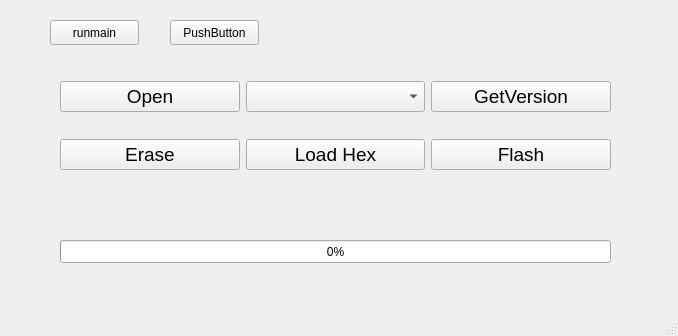
Before: the Qt Designer form mainwindow.ui in amin-amani/PICBootloader, drawn with Qt 5.
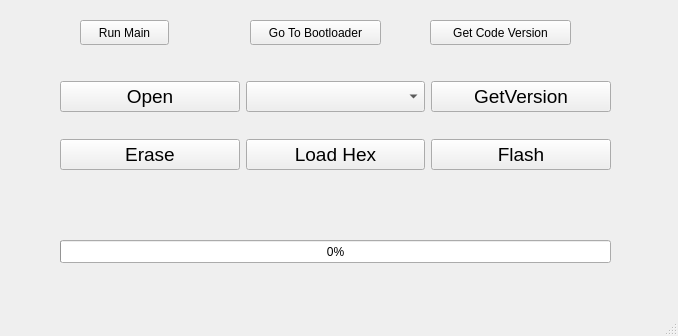
After: the same form once the commit is applied.

Commit message: feat: add get code version command to board

```diff
--- a/mainwindow.ui
+++ b/mainwindow.ui
@@ -111,27 +111,40 @@
    <widget class="QPushButton" name="BtnGotoBoot">
     <property name="geometry">
      <rect>
-      <x>50</x>
+      <x>80</x>
       <y>20</y>
       <width>89</width>
       <height>25</height>
      </rect>
     </property>
     <property name="text">
-     <string>runmain</string>
+     <string>Run Main</string>
     </property>
    </widget>
    <widget class="QPushButton" name="BootGoToBootFromFlash">
     <property name="geometry">
      <rect>
-      <x>170</x>
+      <x>250</x>
       <y>20</y>
-      <width>89</width>
+      <width>131</width>
       <height>25</height>
      </rect>
     </property>
     <property name="text">
-     <string>PushButton</string>
+     <string>Go To Bootloader</string>
+    </property>
+   </widget>
+   <widget class="QPushButton" name="BtnGetCodeVersion">
+    <property name="geometry">
+     <rect>
+      <x>430</x>
+      <y>20</y>
+      <width>141</width>
+      <height>25</height>
+     </rect>
+    </property>
+    <property name="text">
+     <string>Get Code Version</string>
     </property>
    </widget>
   </widget>
```
The commit also changes 2 other files.
